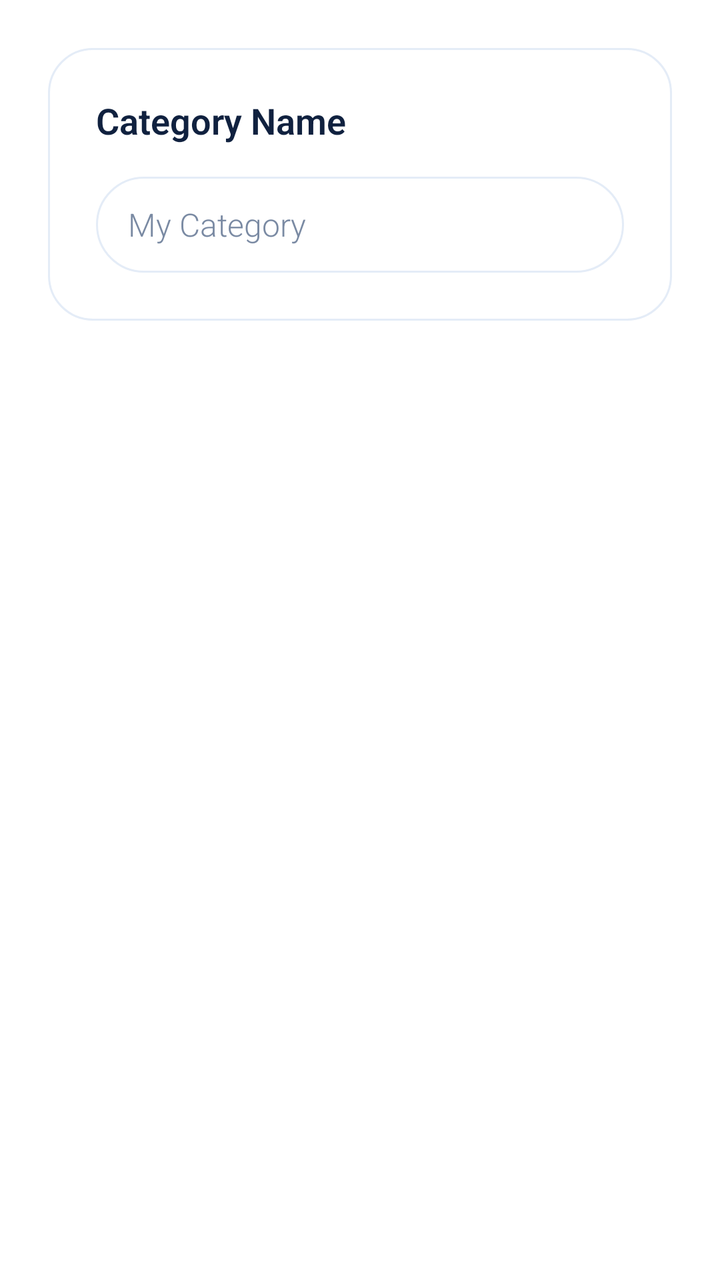
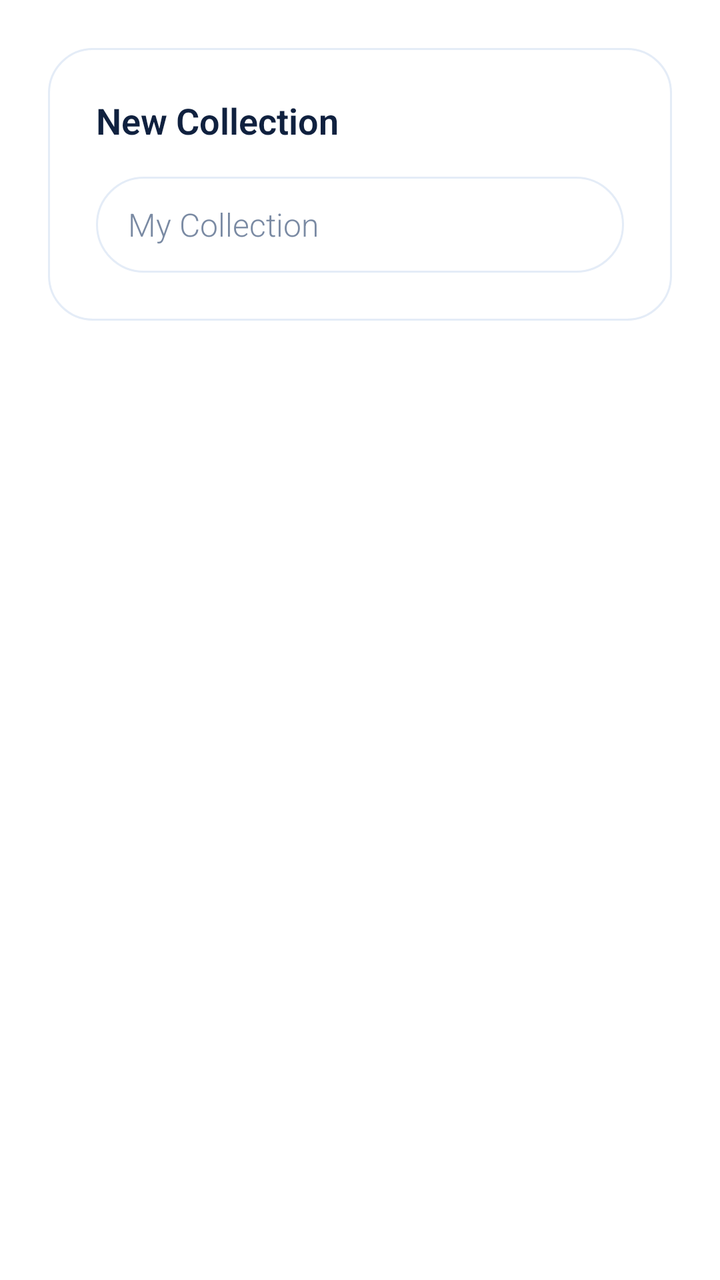

Compare the two renders of this Android layout. The source of the first and the diff that turns it into the second are given below.
<!-- AndroidManifest.xml: application theme Theme.BhajanApp -->
<!-- res/layout/dialog_category_name.xml -->
<FrameLayout xmlns:android="http://schemas.android.com/apk/res/android"
    android:layout_width="match_parent"
    android:layout_height="wrap_content"
    android:padding="24dp">

    <LinearLayout
        android:layout_width="match_parent"
        android:layout_height="wrap_content"
        android:background="@drawable/bg_card"
        android:orientation="vertical"
        android:padding="24dp">

        <TextView
            android:layout_width="match_parent"
            android:layout_height="wrap_content"
            android:text="Category Name"
            android:textColor="@color/text_primary"
            android:textSize="18sp"
            android:textStyle="bold" />

        <EditText
            android:id="@+id/et_category_name"
            android:layout_width="match_parent"
            android:layout_height="48dp"
            android:layout_marginTop="16dp"
            android:background="@drawable/bg_pill"
            android:hint="My Category"
            android:imeOptions="actionDone"
            android:inputType="text"
            android:maxLines="1"
            android:paddingHorizontal="16dp"
            android:textColor="@color/text_primary"
            android:textColorHint="@color/text_secondary"
            android:textSize="16sp" />
    </LinearLayout>
</FrameLayout>
<!-- resources referenced by this layout -->
<resources>
  <color name="text_primary">#10213F</color>
  <color name="text_secondary">#7A8AA3</color>
  <!-- drawable bg_card (drawable) -->
  <?xml version="1.0" encoding="utf-8"?>
  <shape xmlns:android="http://schemas.android.com/apk/res/android" android:shape="rectangle">
      <solid android:color="@color/card" />
      <corners android:radius="22dp" />
      <stroke android:width="1dp" android:color="@color/card_border" />
  </shape>
  <!-- drawable bg_pill (drawable) -->
  <?xml version="1.0" encoding="utf-8"?>
  <shape xmlns:android="http://schemas.android.com/apk/res/android" android:shape="rectangle">
      <solid android:color="@color/card" />
      <corners android:radius="26dp" />
      <stroke android:width="1dp" android:color="@color/card_border" />
  </shape>
  <style name="Theme.BhajanApp" parent="Theme.MaterialComponents.DayNight.NoActionBar">
          <item name="colorPrimary">@color/accent</item>
          <item name="android:statusBarColor">@color/bg</item>
          <item name="android:windowLightStatusBar">true</item>
          <item name="android:fontFamily">sans-serif-light</item>
          <item name="fontFamily">sans-serif-light</item>
      </style>
  <color name="card">#FFFFFF</color>
  <color name="card_border">#E4ECF7</color>
  <color name="accent">#2185F5</color>
  <color name="bg">#F4F8FE</color>
</resources>

<!-- the commit's change to res/layout/dialog_category_name.xml (unified diff, before → after) -->
@@ -11,9 +11,10 @@
         android:padding="24dp">
 
         <TextView
+            android:id="@+id/tv_dialog_title"
             android:layout_width="match_parent"
             android:layout_height="wrap_content"
-            android:text="Category Name"
+            android:text="New Collection"
             android:textColor="@color/text_primary"
             android:textSize="18sp"
             android:textStyle="bold" />
@@ -24,7 +25,7 @@
             android:layout_height="48dp"
             android:layout_marginTop="16dp"
             android:background="@drawable/bg_pill"
-            android:hint="My Category"
+            android:hint="My Collection"
             android:imeOptions="actionDone"
             android:inputType="text"
             android:maxLines="1"
